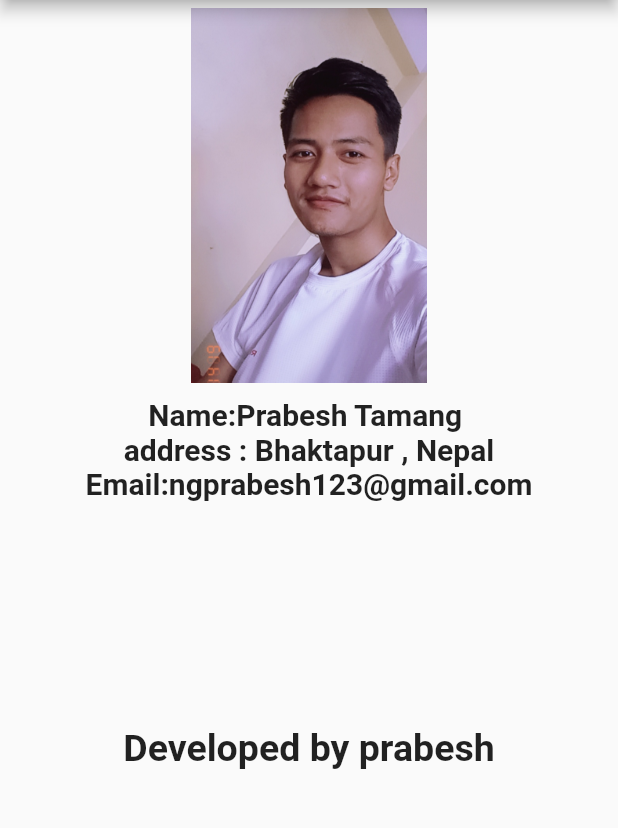
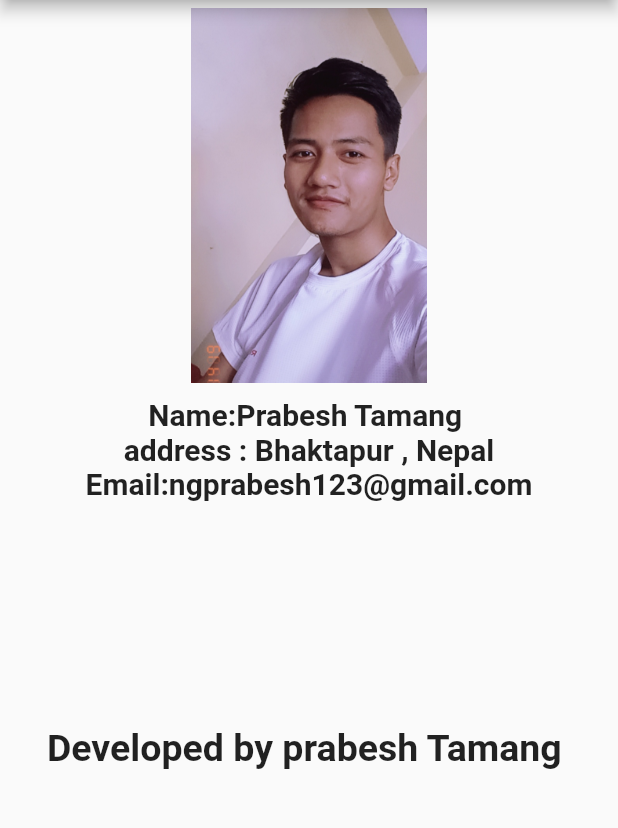
Before and after one commit to ngprabesh07/a-simple-photo-app, a Flutter app: the screen it shows after launch, on a phone screen of 412 x 824 dp, the part 84-912 px from its top. Run offline on Flutter 3.47's test engine with Material 2 defaults, Android fonts, the phone set to English and light mode, and no system bars.

Commit message:
text
text changes

```diff
--- a/lib/main.dart
+++ b/lib/main.dart
@@ -1,6 +1,6 @@
 import 'package:flutter/material.dart';
 
-void main() => runApp(MaterialApp(
+void main() => runApp(const MaterialApp(
       debugShowCheckedModeBanner: false,
       title: "photo",
       home: HomePage(),
@@ -28,12 +28,21 @@ class _HomePageState extends State<HomePage> {
           ),
           Center(child: Image.asset("assets/my.jpg", height: 250, width: 250)),
           const SizedBox(height: 10),
-          const Text('Name:Prabesh Tamang ', style: TextStyle(fontSize: 20,fontWeight: FontWeight.bold),  ),
-          const Text('address : Bhaktapur , Nepal', style: TextStyle(fontSize: 20,fontWeight: FontWeight.bold),),
-          const Text('Email:ngprabesh123@gmail.com', style: TextStyle(fontSize: 20,fontWeight: FontWeight.bold),),
-          SizedBox(height:150),
           const Text(
-            "Developed by prabesh",
+            'Name:Prabesh Tamang ',
+            style: TextStyle(fontSize: 20, fontWeight: FontWeight.bold),
+          ),
+          const Text(
+            'address : Bhaktapur , Nepal',
+            style: TextStyle(fontSize: 20, fontWeight: FontWeight.bold),
+          ),
+          const Text(
+            'Email:ngprabesh123@gmail.com',
+            style: TextStyle(fontSize: 20, fontWeight: FontWeight.bold),
+          ),
+          SizedBox(height: 150),
+          const Text(
+            "Developed by prabesh Tamang ",
             style: TextStyle(fontWeight: FontWeight.bold, fontSize: 25),
           ),
         ],
```
